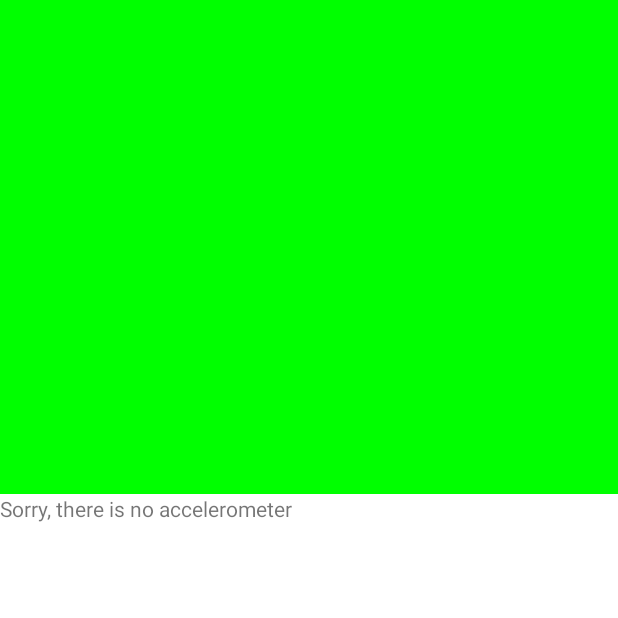
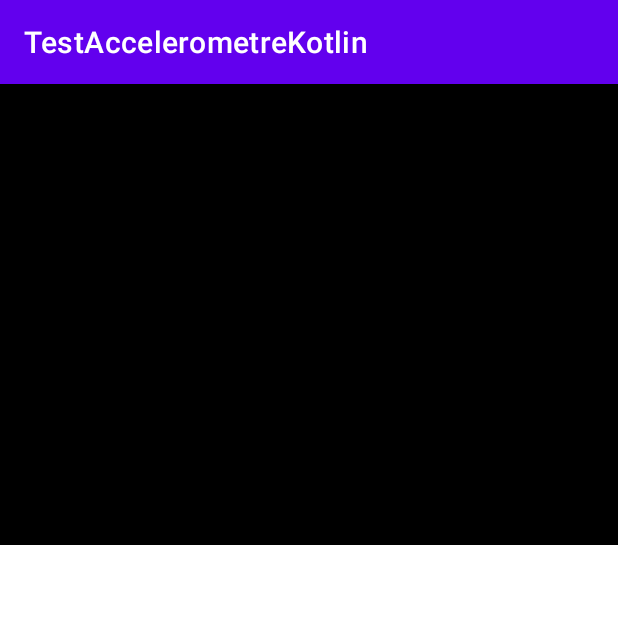
Before and after one commit to vGerJ02/MiniActv-1, an Android app built with Jetpack Compose: the screen it shows after launch (TestAccelerometreActivity), on a phone screen of 412 x 824 dp, the top half of it. Run offline under Robolectric (Android 15) with nearby library versions, the phone set to English and light mode, and no system bars.

Commit message:
feat: start jetpack. Not working

```diff
--- a/app/src/main/java/com/example/testaccelerometrekotlin/TestAccelerometreActivity.kt
+++ b/app/src/main/java/com/example/testaccelerometrekotlin/TestAccelerometreActivity.kt
@@ -1,19 +1,26 @@
 package com.example.testaccelerometrekotlin
 
 
-import android.app.Activity
-import android.graphics.Color
 import android.hardware.Sensor
 import android.hardware.SensorEvent
 import android.hardware.SensorEventListener
 import android.hardware.SensorManager
 import android.os.Bundle
 import android.widget.TextView
+import androidx.activity.compose.setContent
+import androidx.appcompat.app.AppCompatActivity
+import androidx.compose.foundation.layout.Box
+import androidx.compose.foundation.layout.Column
+import androidx.compose.foundation.layout.fillMaxSize
+import androidx.compose.foundation.layout.fillMaxWidth
+import androidx.compose.foundation.background
+import androidx.compose.ui.Modifier
+import androidx.compose.ui.graphics.Color
 import com.example.testaccelerometrekotlin.databinding.MainBinding
 import kotlin.math.abs
 
 
-class TestAccelerometreActivity : Activity(), SensorEventListener {
+class TestAccelerometreActivity : AppCompatActivity(), SensorEventListener {
 
     private lateinit var sensorManager: SensorManager
     private var color: Boolean = false
@@ -30,12 +37,36 @@ class TestAccelerometreActivity : Activity(), SensorEventListener {
 
     public override fun onCreate(savedInstanceState: Bundle?) {
         super.onCreate(savedInstanceState)
-        binding = MainBinding.inflate(layoutInflater)
-        setContentView(binding.root)
+//        binding = MainBinding.inflate(layoutInflater)
+//        setContentView(binding.root)
 
-        view1 = binding.textView
-        view2 = binding.textView2
-        view3 = binding.textView3
+//        view1 = binding.textView
+//        view2 = binding.textView2
+//        view3 = binding.textView3
+
+        setContent {
+            Column(
+                modifier = Modifier
+                    .fillMaxSize() // Fill the entire parent container
+            ) {
+                Box(
+                    modifier = Modifier
+                        .fillMaxWidth() // Fill the entire width
+                        .weight(2f)
+                        .background(color = Color.Black)
+                )
+                Box(
+                    modifier = Modifier
+                        .fillMaxWidth() // Fill the entire width
+                        .weight(2f)
+                )
+                Box(
+                    modifier = Modifier
+                        .fillMaxWidth() // Fill the entire width
+                        .weight(1f)
+                )
+            }
+        }
 
         if (savedInstanceState != null) {
             color = savedInstanceState.getBoolean(
@@ -43,7 +74,7 @@ class TestAccelerometreActivity : Activity(), SensorEventListener {
                 false
             ) // retrieve saved color or use default
         }
-        view1.setBackgroundColor(if (!color) Color.GREEN else Color.RED)
+//        view1.setBackgroundColor(if (!color) Color.GREEN else Color.RED)
 
         sensorManager = getSystemService(SENSOR_SERVICE) as SensorManager
 
@@ -56,7 +87,7 @@ class TestAccelerometreActivity : Activity(), SensorEventListener {
 
         val accelerometer = sensorManager.getDefaultSensor(Sensor.TYPE_ACCELEROMETER)
         if (accelerometer != null) {
-            view2.text = this.getString(R.string.shake)
+//            view2.text = this.getString(R.string.shake)
             sensorManager.registerListener(
                 this,
                 accelerometer,
@@ -66,7 +97,7 @@ class TestAccelerometreActivity : Activity(), SensorEventListener {
 
         val light = sensorManager.getDefaultSensor(Sensor.TYPE_LIGHT)
         if (light != null) {
-            view3.setBackgroundColor(Color.YELLOW)
+//            view3.setBackgroundColor(Color.YELLOW)
             sensorManager.registerListener(
                 this,
                 light,
@@ -107,9 +138,9 @@ class TestAccelerometreActivity : Activity(), SensorEventListener {
             lastUpdate = actualTime
 //            Toast.makeText(this, R.string.shuffed, Toast.LENGTH_SHORT).show()
             if (color) {
-                view1.setBackgroundColor(Color.GREEN)
+//                view1.setBackgroundColor(Color.GREEN)
             } else {
-                view1.setBackgroundColor(Color.RED)
+//                view1.setBackgroundColor(Color.RED)
             }
             color = !color
         }
```
Also changed, not shown: app/build.gradle (+23 -3 lines), app/src/main/java/com/example/testaccelerometrekotlin/ui/SensorViewModel.kt (added, +14 -0 lines).
